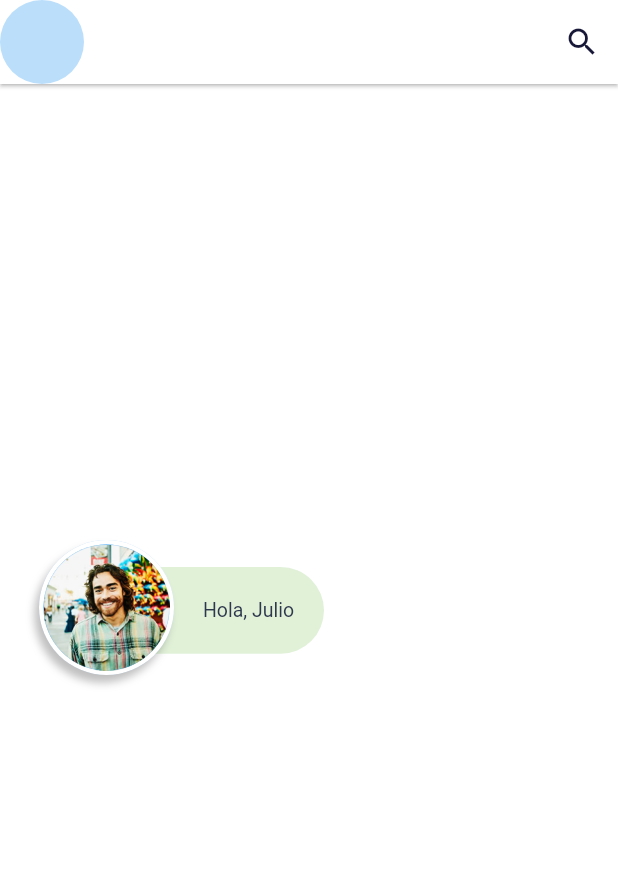
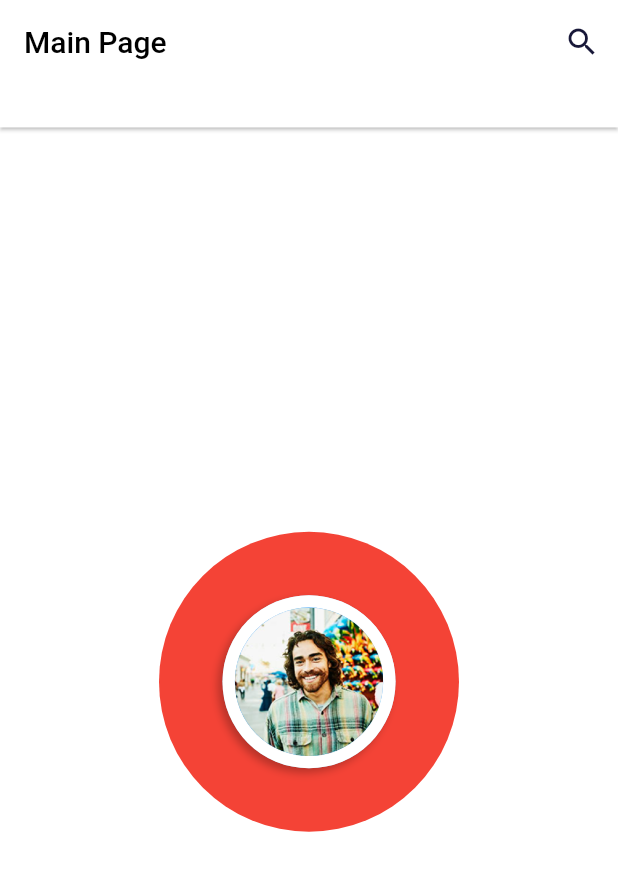
Before and after one commit to jhonandres0322/uisads_app, a Flutter app: the screen it shows after launch, on a phone screen of 412 x 824 dp. Shown: the top 871 px of the screen. Run offline on Flutter 3.47's test engine with Material 2 defaults, Android fonts, the phone set to English and light mode, and no system bars; our stand-ins replace flutter_screenutil, google_fonts.

Commit message:
chore: Montaje perfil avatar como widget independiente en proceso

```diff
--- a/lib/src/screens/main_page.dart
+++ b/lib/src/screens/main_page.dart
@@ -1,59 +1,72 @@
 import 'package:flutter/material.dart';
 import 'package:uisads_app/src/constants/colors.dart';
+import 'package:uisads_app/src/widgets/avatar_perfil.dart';
 
 class MainPage extends StatelessWidget {
   const MainPage({Key? key}) : super(key: key);
 
   @override
   Widget build(BuildContext context) {
+    final Size size = MediaQuery.of(context).size;
     return Scaffold(
-      appBar: AppBar(
+      appBar: PreferredSize(
+        preferredSize: const Size.fromHeight(85.0),
+        child: AppBar(
           backgroundColor: Colors.white,
-        leading: const CircleAvatar(),
-        title: const Text('Main Page'),
+          // leading:  CirclePerfilAvatar(size: size,),
+          title: const Text('Main Page', style: TextStyle(color: Colors.black),),
           actions: [
-          const Spacer(),
+            // const Spacer(),
             IconButton(
               icon: const Icon(Icons.search),
               onPressed: () {},
             ),
           ],
         ),
-      body: const Center(
-        child: CirclePerfilAvatar()
+      ),
+      body: Center(
+        child: PerfilCirculoUsuario(size: size)
       )
     );
   }
 }
 
-/// Widget con el perfil y circulo avatar
+/// Widget con el perfil y circulo avatar para el perfil de la pagina
 class CirclePerfilAvatar extends StatelessWidget {
 
-  const CirclePerfilAvatar({Key? key}) : super(key: key);
+  const CirclePerfilAvatar({
+    Key? key,
+    required this.size
+  }) : super(key: key);
 
+  final Size size;
   @override
   Widget build(BuildContext context) {
+    print('Size: ${size.width} y ${size.height}');
+    // Obtenemos los valores de la pantalla
     return Container(
-      width: 400,
-      height: 200,
+      // color: Colors.redAccent,
+      width: size.width * 0.55,
+      height: size.width * 0.3,
       child: Stack(
-        children: const [
+        children: [
           // Entre mas abajo del stack mas arriba en pantalla estará
-          _BarraPerfilNombre(),
-          _CirculoFondoAvatar(),
-          _CirculoFrenteAvatar(),
+          _BarraPerfilNombre(size: size,),
+          // Stack con el circulo de perfil
+          PerfilCirculoUsuario(size: size)
 
         ],
       ),
     );
   }
 }
-
+///Widget ded barra complemento del perfil
 class _BarraPerfilNombre extends StatelessWidget {
   const _BarraPerfilNombre({
     Key? key,
+    required this.size
   }) : super(key: key);
-
+  final Size size;
   @override
   Widget build(BuildContext context) {
     return Positioned(
@@ -82,55 +95,3 @@ class _BarraPerfilNombre extends StatelessWidget {
     );
   }
 }
-
-class _CirculoFondoAvatar extends StatelessWidget {
-  const _CirculoFondoAvatar({
-    Key? key,
-  }) : super(key: key);
-
-  @override
-  Widget build(BuildContext context) {
-    return  Positioned(
-      top: 20,
-      left: 20,
-      child: CircleAvatar(
-        child: Container(
-          decoration: const BoxDecoration(
-            shape: BoxShape.circle,
-            // borderRadius: BorderRadius.circular(50),
-            color: AppColors.mainThirdContrast,
-            boxShadow: [
-              BoxShadow(
-                color:Color.fromRGBO(0, 0, 0, 0.25),
-                blurRadius: 4,
-                offset: Offset(-3, 5),
-              ),
-            ],
-          ),
-        ),
-        radius: 45
-      )
-    );
-  }
-}
-class _CirculoFrenteAvatar extends StatelessWidget {
-  const _CirculoFrenteAvatar({
-    Key? key,
-  }) : super(key: key);
-
-  @override
-  Widget build(BuildContext context) {
-    return const Positioned(
-      top: 23,
-      left: 23,
-      child: CircleAvatar(
-        child: Image(
-          image: AssetImage('assets/images/avatar.png'),
-          fit: BoxFit.cover,
-        ),
-        backgroundColor: Colors.blue,
-        radius: 42
-      )
-    );
-  }
-}
--- /dev/null
+++ b/lib/src/widgets/avatar_perfil.dart
@@ -0,0 +1,85 @@
+import 'package:flutter/material.dart';
+import 'package:uisads_app/src/constants/colors.dart';
+
+
+/// Widget con el circulo del usuario centrado en el stack
+class PerfilCirculoUsuario extends StatelessWidget {
+  const PerfilCirculoUsuario({
+    Key? key,
+    required this.size,
+  }) : super(key: key);
+
+  final Size size;
+
+  @override
+  Widget build(BuildContext context) {
+    return Container(
+      width: 200,
+      height: 200,
+      decoration: BoxDecoration(
+        color: Colors.red,
+        shape: BoxShape.circle,
+      ),
+      child: Stack(
+        alignment: Alignment.center,
+        children: [
+          // El frente debe tener un size mayor que el fondo
+          _CirculoFondoAvatar(size: size,),
+          _CirculoFrenteAvatar(size: size,),
+        ]
+      ),
+    );
+  }
+}
+
+
+
+class _CirculoFondoAvatar extends StatelessWidget {
+  const _CirculoFondoAvatar({
+    Key? key,
+    required this.size
+  }) : super(key: key);
+  final Size size;
+  @override
+  Widget build(BuildContext context) {
+    return  CircleAvatar(
+      child: Container(
+        decoration: const BoxDecoration(
+          shape: BoxShape.circle,
+          // borderRadius: BorderRadius.circular(50),
+          color: AppColors.mainThirdContrast,
+          boxShadow: [
+            BoxShadow(
+              blurStyle: BlurStyle.normal,
+              color:Color.fromRGBO(0, 0, 0, 0.25),
+              blurRadius: 4,
+              offset: Offset(-3,3),
+            ),
+          ],
+        ),
+      ),
+      radius: size.width * 0.14,
+      // maxRadius: size.width * 0.18,
+    );
+  }
+}
+class _CirculoFrenteAvatar extends StatelessWidget {
+  const _CirculoFrenteAvatar({
+    Key? key,
+    required this.size,
+  }) : super(key: key);
+  final Size size;
+  @override
+  Widget build(BuildContext context) {
+    return CircleAvatar(
+      child: Image(
+        image: AssetImage('assets/images/avatar.png'),
+        width: double.infinity,
+        fit: BoxFit.cover,
+      ),
+      backgroundColor: Colors.blue,
+      radius: size.width * 0.12,
+      // maxRadius: size.width * 0.13,
+    );
+  }
+}
```
Lines whose indentation alone changed are shown as unchanged.
